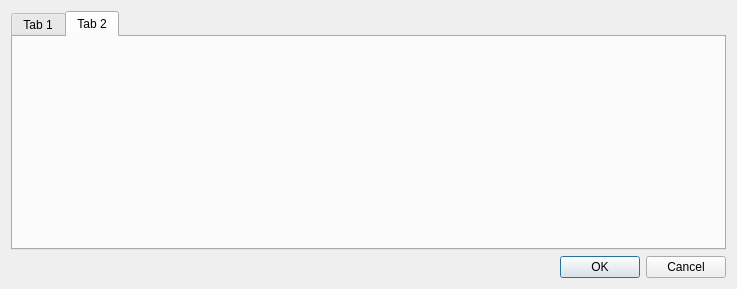
This is qc-proj1/onlinesourcesheet.ui in yyk99/qt_junk as Qt 5 draws it before an edit. The edited form follows.
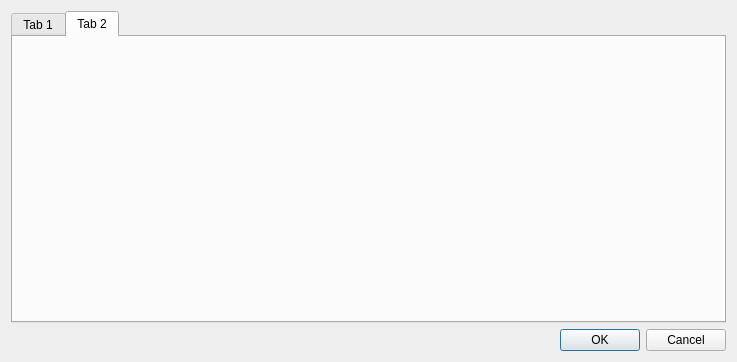
This is the edited form.

```diff
--- a/qc-proj1/onlinesourcesheet.ui
+++ b/qc-proj1/onlinesourcesheet.ui
@@ -7,7 +7,7 @@
     <x>0</x>
     <y>0</y>
     <width>737</width>
-    <height>289</height>
+    <height>362</height>
    </rect>
   </property>
   <property name="windowTitle">
```
